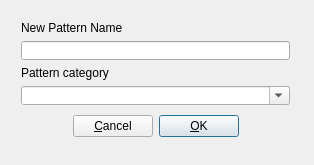
hydrogen-music/hydrogen, file src/gui/src/UI/PatternPropertiesDialog_UI.ui: the form before one commit.
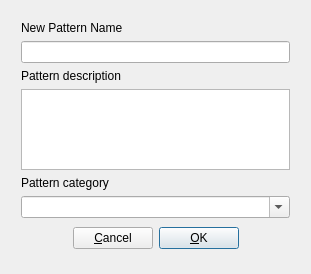
The form after the commit.

Commit message: added description field to patterns

Diff of the .ui file:
```diff
--- a/src/gui/src/UI/PatternPropertiesDialog_UI.ui
+++ b/src/gui/src/UI/PatternPropertiesDialog_UI.ui
@@ -6,8 +6,8 @@
    <rect>
     <x>0</x>
     <y>0</y>
-    <width>314</width>
-    <height>165</height>
+    <width>311</width>
+    <height>274</height>
    </rect>
   </property>
   <property name="windowTitle">
@@ -19,7 +19,7 @@
      <x>10</x>
      <y>10</y>
      <width>291</width>
-     <height>141</height>
+     <height>253</height>
     </rect>
    </property>
    <layout class="QVBoxLayout" name="verticalLayout_2">
@@ -35,6 +35,16 @@
       <item>
        <widget class="QLineEdit" name="patternNameTxt"/>
       </item>
+      <item>
+       <widget class="QLabel" name="label_2">
+        <property name="text">
+         <string>Pattern description</string>
+        </property>
+       </widget>
+      </item>
+      <item>
+       <widget class="QTextEdit" name="patternDescTxt"/>
+      </item>
       <item>
        <widget class="QLabel" name="label">
         <property name="text">
```
The commit also changes 9 other files.
